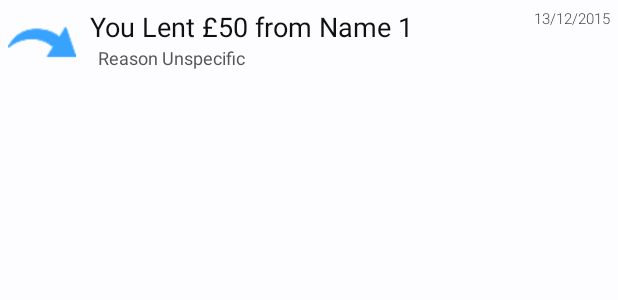
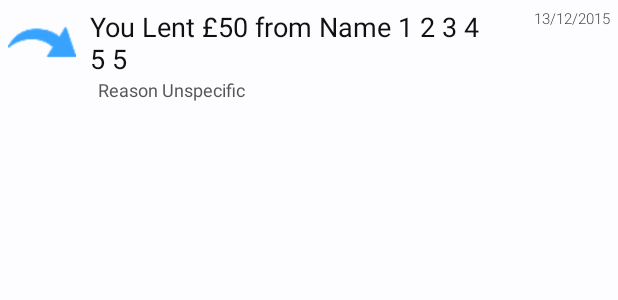
Before and after one commit to wolfbytestudio/Tappers, an Android app: the layout payment_row.xml on its own in the app's theme, with its tools: preview values and no code run, on a phone screen of 412 x 824 dp. Shown: the top 300 px of the screen. Run offline under Robolectric (Android 15) with nearby library versions, the phone set to English and light mode, and no system bars.

Commit message:
minour updates

```diff
--- a/Tappers/app/src/main/res/layout/payment_row.xml
+++ b/Tappers/app/src/main/res/layout/payment_row.xml
@@ -20,8 +20,8 @@
         android:textStyle="normal"
         android:layout_marginLeft="5dp"
         android:layout_marginTop="5dp"
-        android:text="You Lent £50 from Name 1"
-        android:maxWidth="270dp"
+        android:text="You Lent £50 from Name 1 2 3 4 5 5"
+        android:maxWidth="260dp"
         android:textSize="18dp"
         android:layout_toRightOf="@id/imgTransactionType"
         android:textColor="#0F1012"
```
